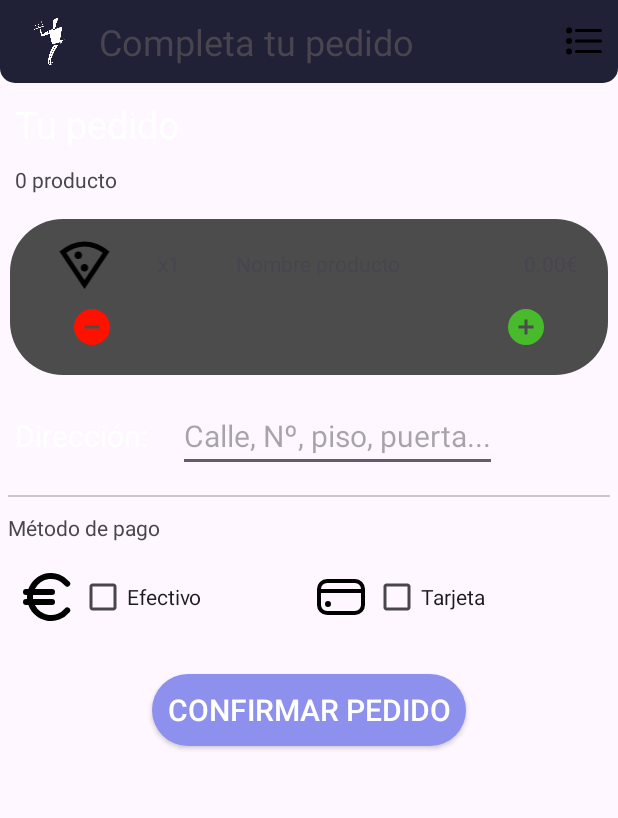
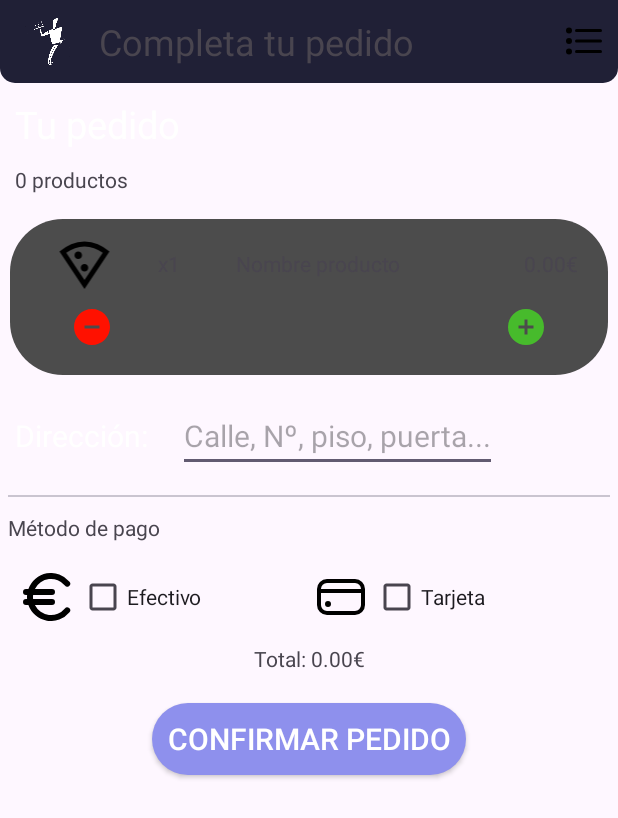
Before and after one commit to beatkapo/ProyectoFinalDAM, an Android app: the CompleteOrder screen opened directly, with no data from a screen before it, on a phone screen of 412 x 824 dp. Shown: the top 818 px of the screen. Run offline under Robolectric (Android 15) with nearby library versions, the phone set to English and light mode, and no system bars; 5 statements that could not run were skipped.

Commit message:
Update Pedidos

```diff
--- a/App/app/src/main/java/es/beatkapo/app/BaseActivity.java
+++ b/App/app/src/main/java/es/beatkapo/app/BaseActivity.java
@@ -7,6 +7,7 @@ import static es.beatkapo.app.util.Utilidades.ORDERS;
 import static es.beatkapo.app.util.Utilidades.SETTINGS;
 import static es.beatkapo.app.util.Utilidades.savePedido;
 
+import android.annotation.SuppressLint;
 import android.app.Activity;
 import android.content.Context;
 import android.content.Intent;
@@ -22,6 +23,7 @@ import android.widget.ImageButton;
 import android.widget.LinearLayout;
 import android.widget.PopupWindow;
 import android.widget.TextView;
+import android.widget.Toast;
 
 import androidx.annotation.NonNull;
 import androidx.appcompat.app.AppCompatActivity;
@@ -42,7 +44,7 @@ public class BaseActivity extends AppCompatActivity {
     private NavigationView navigationView;
     private TextView name, email, cantidadCarritoText;
     protected Usuario user;
-    private Context context;
+    protected Context context;
     private ImageButton btnMenu;
     private FloatingActionButton carritoButton;
 
@@ -86,7 +88,10 @@ public class BaseActivity extends AppCompatActivity {
         if(pedido == null){
             cantidadCarritoText.setText("0");
         }else{
-            cantidadCarritoText.setText(String.valueOf(pedido.getCantidadProductos()));
+            if(cantidadCarritoText != null){
+                cantidadCarritoText.setText(String.valueOf(pedido.getCantidadProductos()));
+            }
+
         }
     }
 
@@ -160,6 +165,7 @@ public class BaseActivity extends AppCompatActivity {
     protected void setContext(Context context){
         this.context = context;
     }
+    @SuppressLint("MissingInflatedId")
     protected void abrirCarrito(Pedido pedido) {
         // Abrir el PopupWindow del carrito
         LayoutInflater inflater = (LayoutInflater) context.getSystemService(Context.LAYOUT_INFLATER_SERVICE);
@@ -173,9 +179,19 @@ public class BaseActivity extends AppCompatActivity {
             popupWindow.dismiss();
         });
         Button tramitar = popupView.findViewById(R.id.tramitarPedidoButton);
+
         tramitar.setOnClickListener(v -> {
+            if(pedido.getCantidadProductos() == 0){
+                Toast.makeText(context, R.string.carritoVacio, Toast.LENGTH_SHORT).show();
+                return;
+            }
             Intent intent = new Intent(context, CompleteOrder.class);
             context.startActivity(intent);
+        });
+
+        popupWindow.setOnDismissListener(() -> {
+            savePedido(pedido, context);
+            actualizarCantidadCarrito();
         });
 //        popupView.setOnTouchListener((v, event) -> {
 //            popupWindow.dismiss();
@@ -183,6 +199,7 @@ public class BaseActivity extends AppCompatActivity {
 //        });
         LinearLayout carritoLayout = popupView.findViewById(R.id.cartLayout);
         if(pedido.getCantidadProductos()>0){
+            actualizarTotalCarrito(pedido, popupView);
             carritoLayout.removeAllViews();
             for(LineaPedido linea : pedido.getLineas()){
                 View lineaView = inflater.inflate(R.layout.linea_carrito, null);
@@ -190,17 +207,25 @@ public class BaseActivity extends AppCompatActivity {
                 nombre = lineaView.findViewById(R.id.nombreLineaPedido);
                 cantidad = lineaView.findViewById(R.id.cantidadLineaPedido);
                 precio = lineaView.findViewById(R.id.precioLineaPedido);
+
                 nombre.setText(linea.getProducto().getNombre());
                 cantidad.setText(String.valueOf("x"+linea.getCantidad()));
                 //String del precio con dos decimales
                 precio.setText(String.format("%.2f", linea.getTotal()) + "€");
                 ImageButton delete = lineaView.findViewById(R.id.binCarrito);
+
                 delete.setOnClickListener(v -> {
                     pedido.removeLinea(linea);
                     savePedido(pedido, context);
                     carritoLayout.removeView(lineaView);
+                    if(pedido.getCantidadProductos() == 0){
+                        popupWindow.dismiss();
+                        abrirCarrito(pedido);
+                    }
+                    actualizarTotalCarrito(pedido, popupView);
                 });
                 carritoLayout.addView(lineaView);
+
             }
         }
         View carritoButton = ((Activity) context).findViewById(R.id.carritoButton);
@@ -208,4 +233,14 @@ public class BaseActivity extends AppCompatActivity {
         carritoButton.getLocationOnScreen(location);
         popupWindow.showAtLocation(carritoButton, Gravity.NO_GRAVITY, location[0], location[1] - popupWindow.getHeight());
     }
+    public void actualizarTotalCarrito(Pedido pedido, View popupView) {
+        TextView total = popupView.findViewById(R.id.totalCart);
+        total.setText(String.format("%.2f", pedido.getTotal()) + "€");
+    }
+
+    @Override
+    protected void onResume() {
+        super.onResume();
+        actualizarCantidadCarrito();
+    }
 }
--- a/App/app/src/main/java/es/beatkapo/app/LoginActivity.java
+++ b/App/app/src/main/java/es/beatkapo/app/LoginActivity.java
@@ -74,7 +74,7 @@ public class LoginActivity extends AppCompatActivity {
                         });
                     }
                 }else{
-
+                    deleteSharedPreferences("app");
                     //Guardar token en SharedPreferences
                     String token = loginResponse.getToken();
                     SharedPreferences sharedPreferences = getSharedPreferences("app", MODE_PRIVATE);
--- a/App/app/src/main/java/es/beatkapo/app/ProductoActivity.java
+++ b/App/app/src/main/java/es/beatkapo/app/ProductoActivity.java
@@ -90,7 +90,7 @@ public class ProductoActivity extends BaseActivity {
     public void addToCart(View view){
         pedido.addProducto(producto, cantidad);
         Utilidades.savePedido(pedido, this);
-        cantidad = 0;
+        cantidad = 1;
         cantidadProducto.setText(String.valueOf(cantidad));
         actualizarCantidadCarrito();
         Toast.makeText(this, getString(R.string.productAdded), Toast.LENGTH_SHORT).show();
--- a/App/app/src/main/java/es/beatkapo/app/service/BaseService.java
+++ b/App/app/src/main/java/es/beatkapo/app/service/BaseService.java
@@ -56,4 +56,5 @@ public abstract class BaseService<T, R> {
     public interface OnFailureCallback {
         void onFailure(Throwable ex);
     }
+
 }
--- a/App/app/src/main/java/es/beatkapo/app/util/NodeServer.java
+++ b/App/app/src/main/java/es/beatkapo/app/util/NodeServer.java
@@ -9,7 +9,7 @@ public class NodeServer {
     private static String i = "192.168.229.47";
     public static String getServer()
     {
-        return "http://"+ i +":"+PORT;//Si la ip canvia (no es ninguna de les variables), revisar network-security-config.xml
+        return "http://"+ i+":"+PORT;//Si la ip canvia (no es ninguna de les variables), revisar network-security-config.xml
     }
 
 }
--- a/App/app/src/main/java/es/beatkapo/app/util/ServiceUtils.java
+++ b/App/app/src/main/java/es/beatkapo/app/util/ServiceUtils.java
@@ -58,7 +58,7 @@ public class ServiceUtils {
 
             if (data != null) {
                 conn.setRequestProperty("Content-Type", "application/json; charset=UTF-8");
-                conn.setRequestProperty("Content-Length", Integer.toString(data.length()));
+                conn.setRequestProperty("Content-Length", Integer.toString(data.getBytes().length));
                 conn.setDoOutput(true);
                 //Send request
                 DataOutputStream wr = new DataOutputStream(conn.getOutputStream());
--- a/App/app/src/main/java/es/beatkapo/app/util/Utilidades.java
+++ b/App/app/src/main/java/es/beatkapo/app/util/Utilidades.java
@@ -61,6 +61,8 @@ public class Utilidades {
             }
             return hexString.toString();
         } catch (NoSuchAlgorithmException e) {
+
+
             e.printStackTrace();
             return null;
         }
--- a/App/app/src/main/res/layout/activity_complete_order.xml
+++ b/App/app/src/main/res/layout/activity_complete_order.xml
@@ -128,6 +128,7 @@
                         android:padding="5dp"/>
 
                     <CheckBox
+                        android:id="@+id/cashCheck"
                         android:layout_width="match_parent"
                         android:layout_height="wrap_content"
                         android:layout_weight="1"
@@ -137,16 +138,22 @@
                         android:layout_height="wrap_content"
                         android:src="@drawable/card"
                         android:padding="5dp"/>
+
                     <CheckBox
+                        android:id="@+id/cardCheck"
                         android:layout_width="match_parent"
                         android:layout_height="wrap_content"
                         android:layout_weight="1"
-                        android:text="@string/tarjeta"/>
+                        android:text="@string/tarjeta" />
 
                 </LinearLayout>
 
-            </LinearLayout>
-        </androidx.core.widget.NestedScrollView>
+                <TextView
+                    android:id="@+id/textView5"
+                    android:layout_width="match_parent"
+                    android:layout_height="wrap_content"
+                    android:gravity="center"
+                    android:text="Total: 0.00€" />
 
                 <Button
                     android:id="@+id/completeOrderButton"
@@ -161,12 +168,23 @@
                     android:text="@string/complete_order"
                     android:textColor="@color/white"
                     android:textSize="20sp" />
+
+                <LinearLayout
+                    android:layout_width="match_parent"
+                    android:layout_height="100dp"
+                    android:orientation="horizontal"></LinearLayout>
+
             </LinearLayout>
+        </androidx.core.widget.NestedScrollView>
+
+    </LinearLayout>
+
     <com.google.android.material.navigation.NavigationView
         android:id="@+id/nav_view"
         android:layout_width="wrap_content"
         android:layout_height="match_parent"
         android:layout_gravity="end"
+        android:visibility="gone"
         app:headerLayout="@layout/header"
         app:menu="@menu/main_menu" />
 
--- a/App/app/src/main/res/values/strings.xml
+++ b/App/app/src/main/res/values/strings.xml
@@ -62,4 +62,9 @@
     <string name="metodoPago">Método de pago</string>
     <string name="efectivo">Efectivo</string>
     <string name="tarjeta">"Tarjeta "</string>
+    <string name="carritoVacio">No tienes productos en el carrito</string>
+    <string name="orderSuccessTitle">Pedido realizado</string>
+    <string name="orderSuccessMessage">Tu pedido está en marcha!</string>
+    <string name="errorCompleteOrderTitle">Error al realizar pedido</string>
+    <string name="errorCompleteOrder">Asegurate de rellenar todos los campos.</string>
 </resources>
```
Also changed, not shown: App/app/src/main/java/es/beatkapo/app/CompleteOrder.java (+92 -3 lines), App/app/src/main/java/es/beatkapo/app/model/Pedido.java (+9 -0 lines), App/app/src/main/java/es/beatkapo/app/service/SendOrder.java (added, +24 -0 lines), App/app/src/main/res/layout/activity_information.xml (+31 -1 lines), 2 other files. Lines whose indentation alone changed are shown as unchanged.
